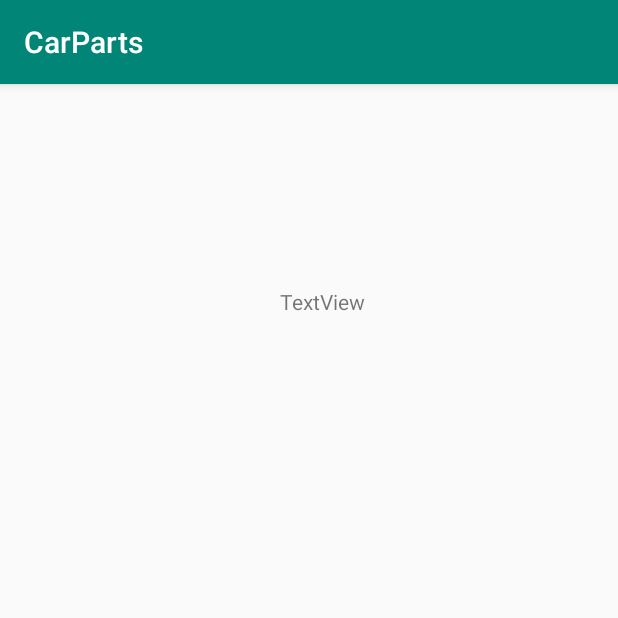
After one commit to path1997/CarParts, an Android app: the ProductList screen opened directly, with no data from a screen before it, on a phone screen of 412 x 824 dp, the top half of it. The commit adds this screen. Run offline under Robolectric (Android 15) with nearby library versions, the phone set to English and light mode, and no system bars; 1 statement that could not run was skipped.

Commit message:
kategorie v2

```diff
--- a/app/src/main/AndroidManifest.xml
+++ b/app/src/main/AndroidManifest.xml
@@ -1,6 +1,7 @@
 <?xml version="1.0" encoding="utf-8"?>
 <manifest xmlns:android="http://schemas.android.com/apk/res/android"
     package="com.example.carparts">
+
     <uses-permission android:name="android.permission.INTERNET" />
 
     <application
@@ -11,6 +12,8 @@
         android:supportsRtl="true"
         android:theme="@style/AppTheme"
         android:usesCleartextTraffic="true">
+        <activity android:name=".ProductList"></activity>
+        <activity android:name=".product_list" />
         <activity
             android:name=".MainActivity"
             android:label="@string/app_name"
--- /dev/null
+++ b/app/src/main/java/com/example/carparts/ProductList.java
@@ -0,0 +1,18 @@
+package com.example.carparts;
+
+import androidx.appcompat.app.AppCompatActivity;
+
+import android.os.Bundle;
+import android.widget.TextView;
+
+public class ProductList extends AppCompatActivity {
+
+    @Override
+    protected void onCreate(Bundle savedInstanceState) {
+        super.onCreate(savedInstanceState);
+        setContentView(R.layout.activity_product_list);
+        TextView textView= findViewById(R.id.textView2);
+        Bundle extras = getIntent().getExtras();
+        textView.setText(extras.getString("name_cat"));
+    }
+}
--- /dev/null
+++ b/app/src/main/res/layout/activity_product_list.xml
@@ -0,0 +1,20 @@
+<?xml version="1.0" encoding="utf-8"?>
+<androidx.constraintlayout.widget.ConstraintLayout xmlns:android="http://schemas.android.com/apk/res/android"
+    xmlns:app="http://schemas.android.com/apk/res-auto"
+    xmlns:tools="http://schemas.android.com/tools"
+    android:layout_width="match_parent"
+    android:layout_height="match_parent"
+    tools:context=".ProductList">
+
+    <TextView
+        android:id="@+id/textView2"
+        android:layout_width="wrap_content"
+        android:layout_height="wrap_content"
+        android:layout_marginStart="185dp"
+        android:layout_marginTop="135dp"
+        android:layout_marginEnd="167dp"
+        android:text="TextView"
+        app:layout_constraintEnd_toEndOf="parent"
+        app:layout_constraintStart_toStartOf="parent"
+        app:layout_constraintTop_toTopOf="parent" />
+</androidx.constraintlayout.widget.ConstraintLayout>
--- a/app/src/main/res/layout/fragment_category.xml
+++ b/app/src/main/res/layout/fragment_category.xml
@@ -6,14 +6,10 @@
     android:layout_height="match_parent">
 
 
-    <ScrollView
-        android:layout_width="match_parent"
-        android:layout_height="match_parent" />
-
     <ListView
         android:id="@+id/rl"
         android:layout_width="match_parent"
-        android:layout_height="match_parent" />
+        android:layout_height="wrap_content" />
 
     <ProgressBar
         android:id="@+id/progressBar"
```
Also changed, not shown: app/src/main/java/com/example/carparts/ui/category/CategoryFragment.java (+28 -4 lines), app/src/main/java/com/example/carparts/ui/register/RegisterFragment.java (+9 -1 lines), app/src/main/res/layout/custom_layout.xml (added, +9 -0 lines).
